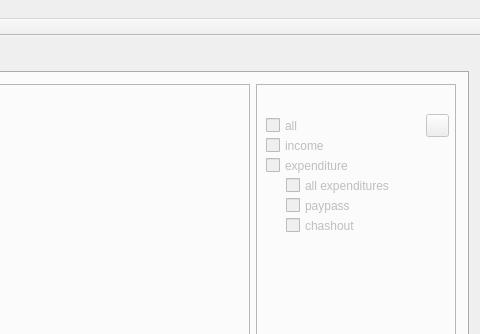
This is finapp.ui in drKriegersLab/FinApp as Qt 5 draws it before an edit; both pictures show x 355 to 835 and y 0 to 334 of the 835 by 547 pixel window. The edited form follows.
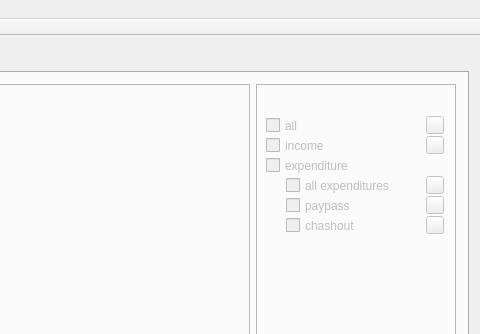
This is the edited form.

```diff
--- a/finapp.ui
+++ b/finapp.ui
@@ -396,9 +396,85 @@
              <property name="geometry">
               <rect>
                <x>170</x>
-               <y>30</y>
-               <width>23</width>
-               <height>23</height>
+               <y>32</y>
+               <width>18</width>
+               <height>18</height>
+              </rect>
+             </property>
+             <property name="text">
+              <string/>
+             </property>
+             <property name="checkable">
+              <bool>true</bool>
+             </property>
+            </widget>
+            <widget class="QPushButton" name="buttonColor_income">
+             <property name="enabled">
+              <bool>false</bool>
+             </property>
+             <property name="geometry">
+              <rect>
+               <x>170</x>
+               <y>52</y>
+               <width>18</width>
+               <height>18</height>
+              </rect>
+             </property>
+             <property name="text">
+              <string/>
+             </property>
+             <property name="checkable">
+              <bool>true</bool>
+             </property>
+            </widget>
+            <widget class="QPushButton" name="buttonColor_exp_all">
+             <property name="enabled">
+              <bool>false</bool>
+             </property>
+             <property name="geometry">
+              <rect>
+               <x>170</x>
+               <y>92</y>
+               <width>18</width>
+               <height>18</height>
+              </rect>
+             </property>
+             <property name="text">
+              <string/>
+             </property>
+             <property name="checkable">
+              <bool>true</bool>
+             </property>
+            </widget>
+            <widget class="QPushButton" name="buttonColor_exp_ppass">
+             <property name="enabled">
+              <bool>false</bool>
+             </property>
+             <property name="geometry">
+              <rect>
+               <x>170</x>
+               <y>112</y>
+               <width>18</width>
+               <height>18</height>
+              </rect>
+             </property>
+             <property name="text">
+              <string/>
+             </property>
+             <property name="checkable">
+              <bool>true</bool>
+             </property>
+            </widget>
+            <widget class="QPushButton" name="buttonColor_exp_cashout">
+             <property name="enabled">
+              <bool>false</bool>
+             </property>
+             <property name="geometry">
+              <rect>
+               <x>170</x>
+               <y>132</y>
+               <width>18</width>
+               <height>18</height>
               </rect>
              </property>
              <property name="text">
```
